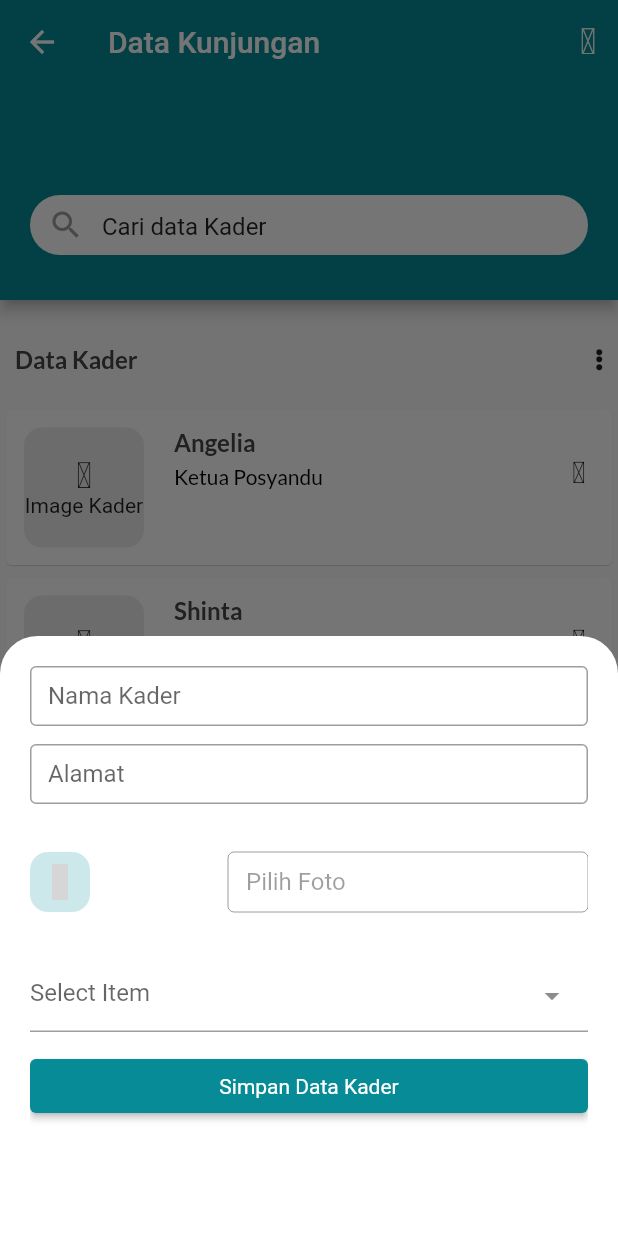
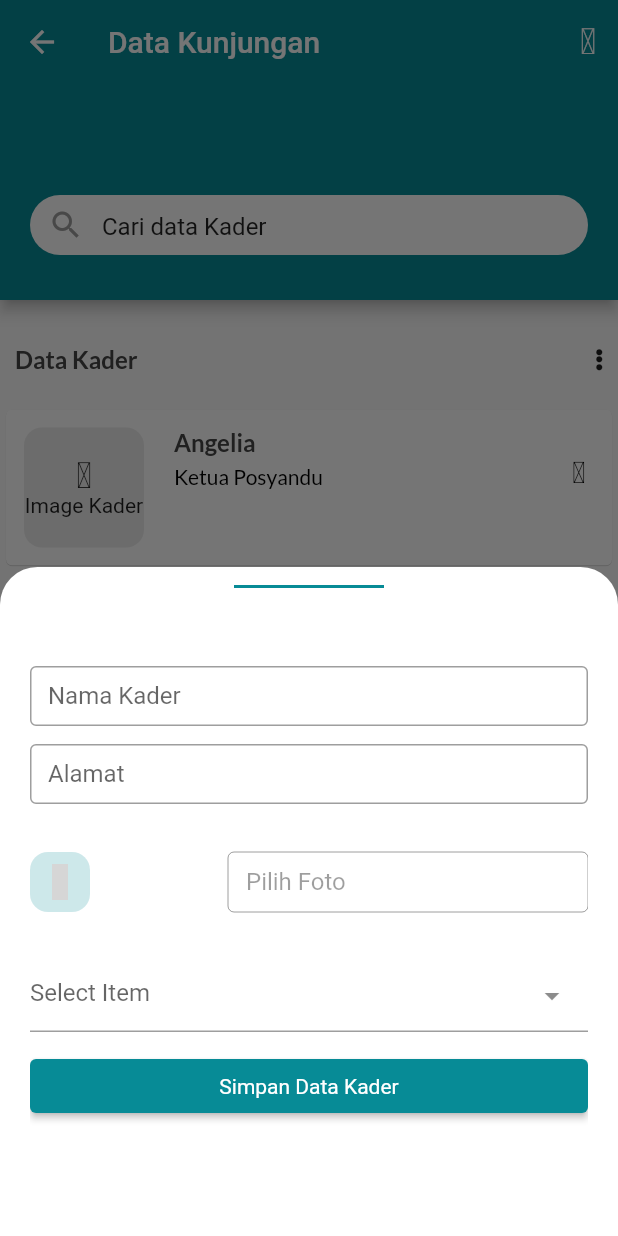
Before and after one commit to Roufmajidin/posyanduCare_mini-project_Rouf-Majidin, a Flutter app: the KaderPage screen opened directly with empty values, after a tap on "Kader Posyandu", on a phone screen of 412 x 824 dp. Run offline on Flutter 3.47's test engine with Material 2 defaults, Android fonts, the phone set to English and light mode, and no system bars; drawn by our look-alikes of dropdown_textfield; our stand-ins replace google_fonts, iconly; missing offline and left inert: weekly_date_picker; grey boxes are pictures that could not be loaded.

Commit message:
update bottomsheet add data kader posyandu

```diff
--- a/lib/view/detail_screen/kader.dart
+++ b/lib/view/detail_screen/kader.dart
@@ -97,7 +97,31 @@ class KaderPage extends StatelessWidget {
           borderRadius: BorderRadius.vertical(top: Radius.circular(25.0)),
         ),
         builder: (context) {
-          return Container(
+          return Wrap(alignment: WrapAlignment.center, children: [
+            Padding(
+              padding: const EdgeInsets.symmetric(
+                horizontal: 8.0,
+              ),
+              child: Container(
+                alignment: Alignment.center,
+                margin: EdgeInsets.all(12),
+                height: 2,
+                width: 100,
+                decoration: BoxDecoration(
+                  color: AppTheme.primaryColor,
+                ),
+              ),
+            ),
+            Container(height: 10),
+            // Text(
+            //   'Tambah Data Kader Posyandu',
+            //   style: TextStyle(
+            //       color: Colors.grey[600], // Set the text color.
+            //       fontSize: 16 // Set the text size.
+            //       ),
+            // ),
+            Container(height: 10),
+            Container(
               height: 400,
               padding: const EdgeInsets.symmetric(horizontal: 20, vertical: 20),
               decoration: BoxDecoration(
@@ -148,8 +172,8 @@ class KaderPage extends StatelessWidget {
                             children: [
                               Container(
                                   decoration: BoxDecoration(
-                                    color:
-                                        AppTheme.primaryColor.withOpacity(0.2),
+                                      color: AppTheme.primaryColor
+                                          .withOpacity(0.2),
                                       borderRadius: BorderRadius.circular(12)),
                                   height: 40,
                                   width: 40,
@@ -208,7 +232,8 @@ class KaderPage extends StatelessWidget {
                           dropDownList: const [
                             DropDownValueModel(
                                 name: 'ketua Posyandu', value: "Ketua"),
-                          DropDownValueModel(name: 'Anggota', value: "Anggota")
+                            DropDownValueModel(
+                                name: 'Anggota', value: "Anggota")
                           ],
                         ),
                         const SizedBox(
@@ -233,7 +258,8 @@ class KaderPage extends StatelessWidget {
                   ),
                 ),
               ),
-          );
+            ),
+          ]);
         });
   }
 
```
Lines whose indentation alone changed are shown as unchanged.
